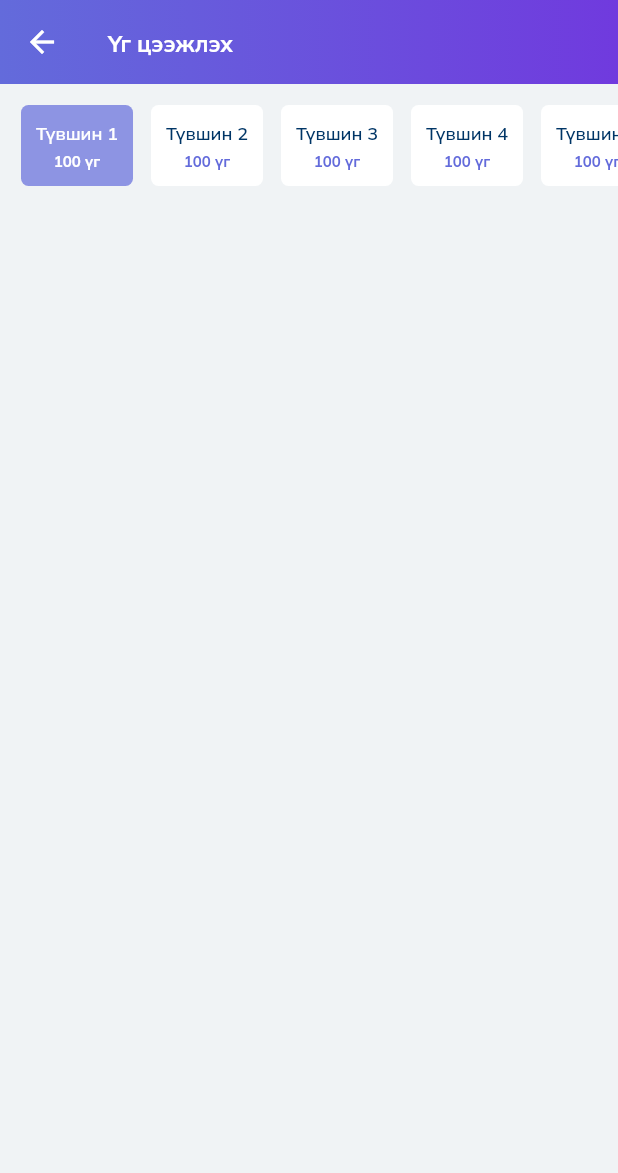
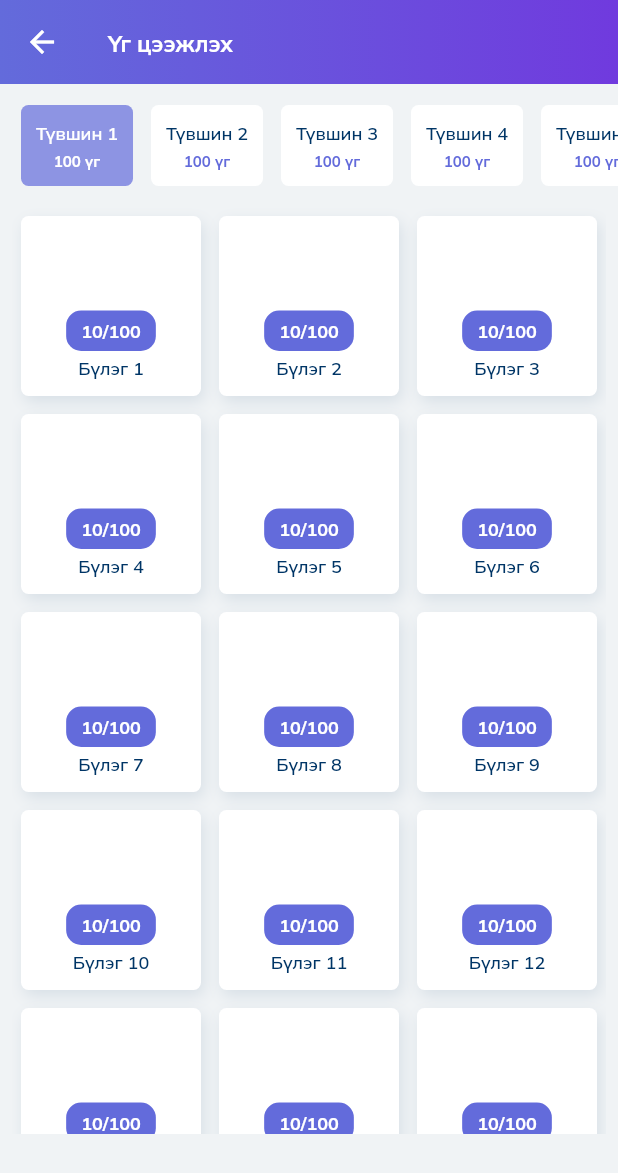
Before and after one commit to athrtyDev/Husky, a Flutter app: the VocabularyHomeScreen screen opened by its route, on a phone screen of 412 x 824 dp. Shown: the top 1173 px of the screen. Run offline on Flutter 3.47's test engine with Material 2 defaults, Android fonts, the phone set to English and light mode, and no system bars; our stand-ins replace cached_network_image, carousel_slider; network calls fail.

Commit message:
Шинэ үгийн хуудасанд бүлэг сонгох хэсэг оруулсан

```diff
--- /dev/null
+++ b/lib/screens/vocabulary_home_screen/components/vocabulary_sub_level.dart
@@ -0,0 +1,44 @@
+import 'package:flutter/material.dart';
+import 'package:husky/components/my_text.dart';
+import 'package:husky/global/global.dart';
+
+class VocabularySubLevel extends StatelessWidget {
+  final int index;
+  final bool isSelected;
+  const VocabularySubLevel({this.index, this.isSelected, Key key}) : super(key: key);
+
+  @override
+  Widget build(BuildContext context) {
+    return Container(
+        margin: EdgeInsets.all(6),
+        padding: EdgeInsets.all(10),
+        decoration: BoxDecoration(
+            borderRadius: BorderRadius.circular(5),
+            color: Styles.whiteColor,
+            boxShadow: [BoxShadow(color: Styles.textColor10, offset: Offset(2, 4), spreadRadius: 0, blurRadius: 8)]),
+        child: Column(
+          mainAxisAlignment: MainAxisAlignment.spaceBetween,
+          children: [
+            SizedBox(),
+            Column(
+              children: [
+                Container(
+                  decoration: BoxDecoration(color: Styles.baseColor, borderRadius: BorderRadius.circular(10)),
+                  padding: EdgeInsets.symmetric(vertical: 5, horizontal: 10),
+                  child: MyText.medium(
+                    "10/100",
+                    textColor: Styles.whiteColor,
+                    fontWeight: Styles.wBold,
+                  ),
+                ),
+                SizedBox(height: 3),
+                MyText.medium(
+                  "Бүлэг $index",
+                  textColor: Styles.textColor,
+                ),
+              ],
+            )
+          ],
+        ));
+  }
+}
--- /dev/null
+++ b/lib/screens/vocabulary_home_screen/components/vocabulary_sub_levels.dart
@@ -0,0 +1,36 @@
+import 'package:flutter/material.dart';
+import 'package:husky/screens/vocabulary_home_screen/components/vocabulary_sub_level.dart';
+
+class VocabularySubLevels extends StatefulWidget {
+  const VocabularySubLevels({Key key}) : super(key: key);
+
+  @override
+  _VocabularySubLevelsState createState() => _VocabularySubLevelsState();
+}
+
+class _VocabularySubLevelsState extends State<VocabularySubLevels> {
+  int _selectedIndex = 0;
+  @override
+  Widget build(BuildContext context) {
+    return Container(
+      margin: EdgeInsets.symmetric(horizontal: 8),
+      height: MediaQuery.of(context).size.height * 0.75,
+      child: GridView.count(
+        crossAxisCount: 3,
+        children: List.generate(15, (index) {
+          return InkWell(
+            onTap: () {
+              setState(() {
+                _selectedIndex = index;
+              });
+            },
+            child: VocabularySubLevel(
+              index: index + 1,
+              isSelected: _selectedIndex == index,
+            ),
+          );
+        }),
+      ),
+    );
+  }
+}
--- a/lib/screens/vocabulary_home_screen/vocabulary_home_screen.dart
+++ b/lib/screens/vocabulary_home_screen/vocabulary_home_screen.dart
@@ -2,6 +2,7 @@ import 'package:flutter/material.dart';
 import 'package:husky/components/my_app_bar.dart';
 import 'package:husky/global/style.dart';
 import 'package:husky/screens/vocabulary_home_screen/components/vocabulary_levels.dart';
+import 'package:husky/screens/vocabulary_home_screen/components/vocabulary_sub_levels.dart';
 
 class VocabularyHomeScreen extends StatefulWidget {
   const VocabularyHomeScreen();
@@ -14,11 +15,12 @@ class _VocabularyHomeScreenState extends State<VocabularyHomeScreen> {
   @override
   Widget build(BuildContext context) {
     return Scaffold(
-      appBar: myAppBar(title: "Үг цээжлэх"),
-      backgroundColor: Styles.greyColor,
-      body: Column(
-        children: [SingleChildScrollView(scrollDirection: Axis.horizontal, child: VocabularyLevels())],
-      ),
-    );
+        appBar: myAppBar(title: "Үг цээжлэх"),
+        backgroundColor: Styles.greyColor,
+        body: SingleChildScrollView(
+          child: Column(
+            children: [SingleChildScrollView(scrollDirection: Axis.horizontal, child: VocabularyLevels()), VocabularySubLevels()],
+          ),
+        ));
   }
 }
```
Also changed, not shown: lib/screens/vocabulary_home_screen/vocabulary_list_screen.dart (added).
